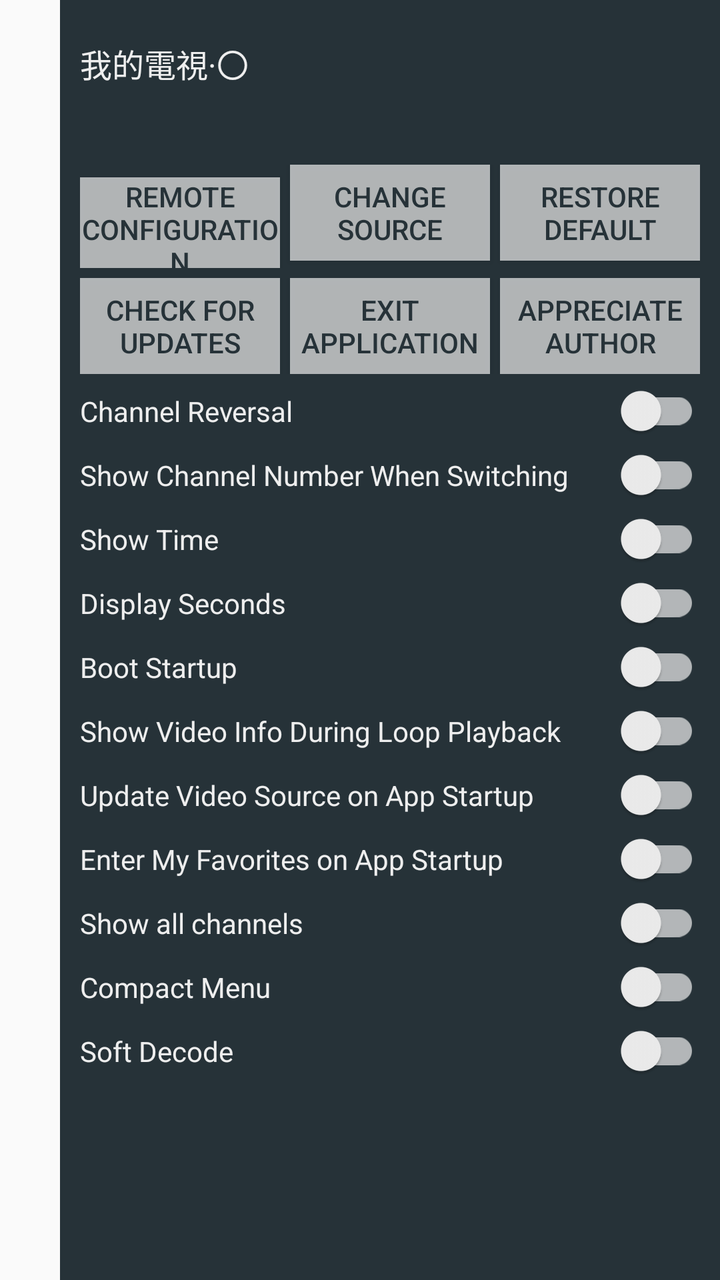
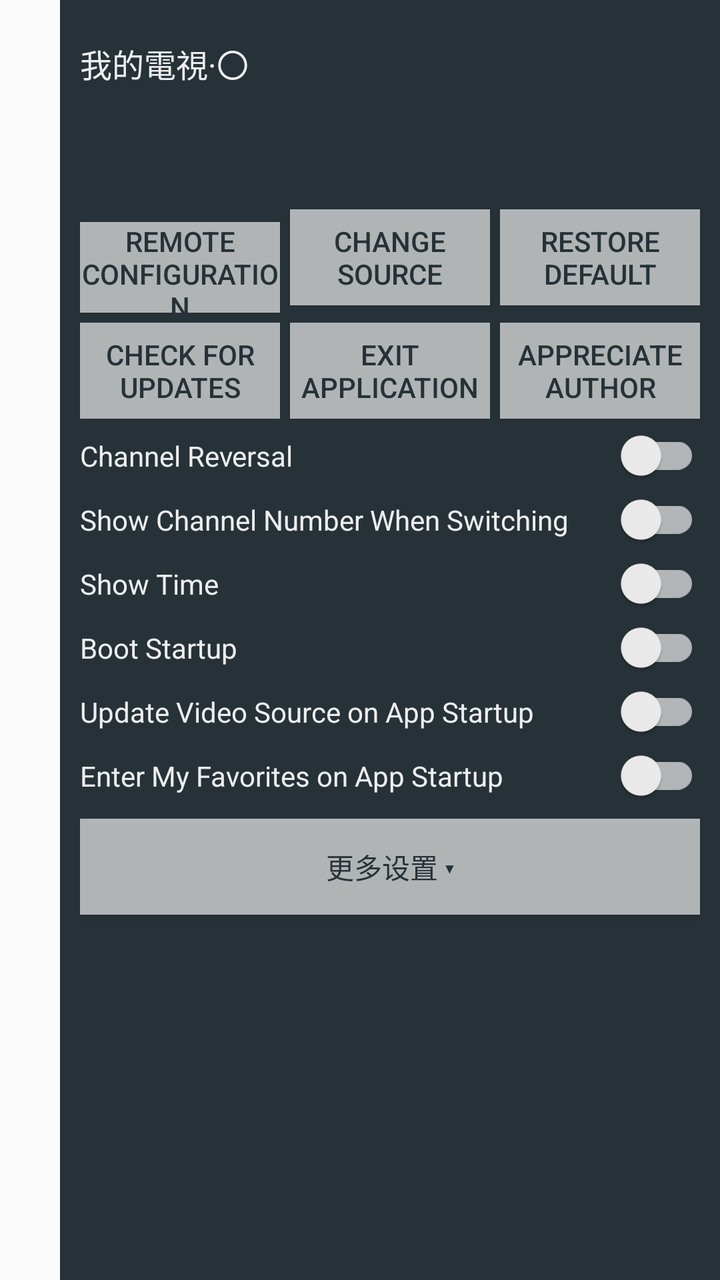

An Android layout rendered at two revisions. The XML below is the earlier revision; the diff shows what the commit changed to produce the second picture.
<!-- AndroidManifest.xml: application theme Theme.MyTV0 -->
<!-- res/layout/setting.xml -->
<?xml version="1.0" encoding="utf-8"?>
<LinearLayout xmlns:android="http://schemas.android.com/apk/res/android"
    xmlns:app="http://schemas.android.com/apk/res-auto"
    android:id="@+id/setting"
    android:layout_width="match_parent"
    android:layout_height="match_parent"
    android:clickable="true"
    android:focusable="false"
    android:gravity="end"
    >
    <ScrollView
        android:id="@+id/container"
        android:layout_width="wrap_content"
        android:layout_height="match_parent"
        android:fillViewport="true"
        >
    <LinearLayout
        android:id="@+id/content"
        android:layout_width="330dp"
        android:layout_height="wrap_content"
        android:orientation="vertical"
        android:paddingTop="20dp"
        android:paddingLeft="10dp"
        android:paddingRight="10dp"
        android:background="@color/blur"
        >
        <LinearLayout
            android:layout_width="match_parent"
            android:layout_height="wrap_content"
            android:orientation="horizontal"
            >
            <androidx.appcompat.widget.AppCompatTextView
                android:id="@+id/name"
                android:layout_width="wrap_content"
                android:layout_height="wrap_content"
                android:textColor="@color/title_blur"
                android:text="@string/app_name"
                android:textSize="16sp"
                android:layout_gravity="bottom" />
            <androidx.appcompat.widget.AppCompatTextView
                android:id="@+id/version_name"
                android:layout_width="wrap_content"
                android:layout_height="wrap_content"
                android:textColor="@color/description_blur"
                android:text=""
                android:textSize="14sp"
                android:layout_gravity="bottom"
                android:layout_marginStart="8dp" />
        </LinearLayout>

        <androidx.appcompat.widget.AppCompatTextView
            android:id="@+id/version"
            android:layout_width="wrap_content"
            android:layout_height="wrap_content"
            android:layout_marginTop="10dp"
            android:layout_marginBottom="10dp"
            android:textColor="@color/title_blur"
            android:text=""
            android:textSize="14sp"
            />

        <LinearLayout
            android:layout_width="match_parent"
            android:layout_height="wrap_content"
            android:orientation="horizontal"
            >
            <androidx.appcompat.widget.AppCompatButton
                android:id="@+id/remote_settings"
                android:layout_width="100dp"
                android:layout_height="wrap_content"
                android:background="@color/description_blur"
                android:textColor="@color/blur"
                android:layout_marginEnd="5dp"
                android:textSize="14sp"
                android:text="@string/server" />
            <androidx.appcompat.widget.AppCompatButton
                android:id="@+id/confirm_config"
                android:layout_width="100dp"
                android:layout_height="wrap_content"
                android:background="@color/description_blur"
                android:textColor="@color/blur"
                android:layout_marginEnd="5dp"
                android:textSize="14sp"
                android:text="@string/channels" />
            <androidx.appcompat.widget.AppCompatButton
                android:id="@+id/clear"
                android:layout_width="100dp"
                android:layout_height="wrap_content"
                android:background="@color/description_blur"
                android:textColor="@color/blur"
                android:layout_marginEnd="5dp"
                android:text="@string/clear"
                android:textSize="14sp"
                />
        </LinearLayout>

        <LinearLayout
            android:layout_width="match_parent"
            android:layout_height="wrap_content"
            android:layout_marginTop="5dp"
            android:orientation="horizontal"
            >
            <androidx.appcompat.widget.AppCompatButton
                android:id="@+id/check_version"
                android:layout_width="100dp"
                android:layout_height="wrap_content"
                android:background="@color/description_blur"
                android:textColor="@color/blur"
                android:layout_marginEnd="5dp"
                android:textSize="14sp"
                android:text="@string/check_version"
                />
            <androidx.appcompat.widget.AppCompatButton
                android:id="@+id/exit"
                android:layout_width="100dp"
                android:layout_height="wrap_content"
                android:background="@color/description_blur"
                android:textColor="@color/blur"
                android:layout_marginEnd="5dp"
                android:text="@string/exit"
                android:textSize="14sp"
                />
            <androidx.appcompat.widget.AppCompatButton
                android:id="@+id/appreciate"
                android:layout_width="100dp"
                android:layout_height="wrap_content"
                android:background="@color/description_blur"
                android:textColor="@color/blur"
                android:layout_marginEnd="5dp"
                android:text="@string/appreciate"
                android:textSize="14sp"
                />
        </LinearLayout>

        <androidx.appcompat.widget.SwitchCompat
            android:id="@+id/switch_channel_reversal"
            android:text="@string/title_channel_reversal"
            android:textColor="@color/title_blur"
            android:textSize="14sp"
            android:layout_marginTop="5dp"
            android:layout_width="match_parent"
            android:layout_height="wrap_content"
            app:thumbTint="@color/switch_thumb_color"
            app:trackTint="@color/switch_track_color"
            />
        <androidx.appcompat.widget.SwitchCompat
            android:id="@+id/switch_channel_num"
            android:text="@string/title_channel_num"
            android:textColor="@color/title_blur"
            android:textSize="14sp"
            android:layout_marginTop="5dp"
            android:layout_width="match_parent"
            android:layout_height="wrap_content"
            app:thumbTint="@color/switch_thumb_color"
            app:trackTint="@color/switch_track_color"
            />
        <androidx.appcompat.widget.SwitchCompat
            android:id="@+id/switch_time"
            android:text="@string/title_time"
            android:textColor="@color/title_blur"
            android:textSize="14sp"
            android:layout_marginTop="5dp"
            android:layout_width="match_parent"
            android:layout_height="wrap_content"
            app:thumbTint="@color/switch_thumb_color"
            app:trackTint="@color/switch_track_color"
            />
        <androidx.appcompat.widget.SwitchCompat
            android:id="@+id/switch_display_seconds"
            android:text="@string/display_seconds"
            android:textColor="@color/title_blur"
            android:textSize="14sp"
            android:layout_marginTop="5dp"
            android:layout_width="match_parent"
            android:layout_height="wrap_content"
            app:thumbTint="@color/switch_thumb_color"
            app:trackTint="@color/switch_track_color"
            />
        <androidx.appcompat.widget.SwitchCompat
            android:id="@+id/switch_boot_startup"
            android:text="@string/title_boot_startup"
            android:textColor="@color/title_blur"
            android:layout_marginTop="5dp"
            android:textSize="14sp"
            android:layout_width="match_parent"
            android:layout_height="wrap_content"
            app:thumbTint="@color/switch_thumb_color"
            app:trackTint="@color/switch_track_color"
            />
        <androidx.appcompat.widget.SwitchCompat
            android:id="@+id/switch_repeat_info"
            android:text="@string/title_repeat_info"
            android:textColor="@color/title_blur"
            android:textSize="14sp"
            android:layout_marginTop="5dp"
            android:layout_width="match_parent"
            android:layout_height="wrap_content"
            app:thumbTint="@color/switch_thumb_color"
            app:trackTint="@color/switch_track_color"
            />
        <androidx.appcompat.widget.SwitchCompat
            android:id="@+id/switch_config_auto_load"
            android:text="@string/title_config_auto_load"
            android:textColor="@color/title_blur"
            android:textSize="14sp"
            android:layout_marginTop="5dp"
            android:layout_width="match_parent"
            android:layout_height="wrap_content"
            app:thumbTint="@color/switch_thumb_color"
            app:trackTint="@color/switch_track_color"
            />
        <androidx.appcompat.widget.SwitchCompat
            android:id="@+id/switch_default_like"
            android:text="@string/title_default_like"
            android:textColor="@color/title_blur"
            android:textSize="14sp"
            android:layout_marginTop="5dp"
            android:layout_width="match_parent"
            android:layout_height="wrap_content"
            app:thumbTint="@color/switch_thumb_color"
            app:trackTint="@color/switch_track_color"
            />
        <androidx.appcompat.widget.SwitchCompat
            android:id="@+id/switch_show_all_channels"
            android:text="@string/show_all_channels"
            android:textColor="@color/title_blur"
            android:textSize="14sp"
            android:layout_marginTop="5dp"
            android:layout_width="match_parent"
            android:layout_height="wrap_content"
            app:thumbTint="@color/switch_thumb_color"
            app:trackTint="@color/switch_track_color"
            />
        <androidx.appcompat.widget.SwitchCompat
            android:id="@+id/switch_compact_menu"
            android:text="@string/compact_menu"
            android:textColor="@color/title_blur"
            android:textSize="14sp"
            android:layout_marginTop="5dp"
            android:layout_width="match_parent"
            android:layout_height="wrap_content"
            app:thumbTint="@color/switch_thumb_color"
            app:trackTint="@color/switch_track_color"
            />
        <androidx.appcompat.widget.SwitchCompat
            android:id="@+id/switch_soft_decode"
            android:text="@string/soft_decode"
            android:textColor="@color/title_blur"
            android:textSize="14sp"
            android:layout_marginTop="5dp"
            android:layout_width="match_parent"
            android:layout_height="wrap_content"
            app:thumbTint="@color/switch_thumb_color"
            app:trackTint="@color/switch_track_color"
            />
    </LinearLayout>
    </ScrollView>
</LinearLayout>
<!-- resources referenced by this layout -->
<resources>
  <color name="blur">#FF263238</color>
  <color name="description_blur">#B3EEEEEE</color>
  <color name="title_blur">#FFEEEEEE</color>
  <string name="app_name">我的電視·〇</string>
  <string name="appreciate">Appreciate Author</string>
  <string name="channels">Change Source</string>
  <string name="check_version">Check for Updates</string>
  <string name="clear">Restore Default</string>
  <string name="compact_menu">Compact Menu</string>
  <string name="display_seconds">Display Seconds</string>
  <string name="exit">Exit Application</string>
  <string name="server">Remote Configuration</string>
  <string name="show_all_channels">Show all channels</string>
  <string name="soft_decode">Soft Decode</string>
  <string name="title_boot_startup">Boot Startup</string>
  <string name="title_channel_num">Show Channel Number When Switching</string>
  <string name="title_channel_reversal">Channel Reversal</string>
  <string name="title_config_auto_load">Update Video Source on App Startup</string>
  <string name="title_default_like">Enter My Favorites on App Startup</string>
  <string name="title_repeat_info">Show Video Info During Loop Playback</string>
  <string name="title_time">Show Time</string>
  <style name="Theme.MyTV0" parent="@style/Theme.AppCompat.DayNight">
          <item name="windowNoTitle">true</item>
          <item name="android:windowDisablePreview">true</item>
      </style>
</resources>

<!-- the commit's change to res/layout/setting.xml (unified diff, before → after) -->
@@ -59,6 +59,16 @@
             android:textSize="14sp"
             />
 
+        <androidx.appcompat.widget.AppCompatTextView
+            android:id="@+id/update_status"
+            android:layout_width="match_parent"
+            android:layout_height="wrap_content"
+            android:layout_marginBottom="6dp"
+            android:textColor="@color/description_blur"
+            android:text=""
+            android:textSize="12sp"
+            />
+
         <LinearLayout
             android:layout_width="match_parent"
             android:layout_height="wrap_content"
@@ -166,17 +176,6 @@
             app:trackTint="@color/switch_track_color"
             />
         <androidx.appcompat.widget.SwitchCompat
-            android:id="@+id/switch_display_seconds"
-            android:text="@string/display_seconds"
-            android:textColor="@color/title_blur"
-            android:textSize="14sp"
-            android:layout_marginTop="5dp"
-            android:layout_width="match_parent"
-            android:layout_height="wrap_content"
-            app:thumbTint="@color/switch_thumb_color"
-            app:trackTint="@color/switch_track_color"
-            />
-        <androidx.appcompat.widget.SwitchCompat
             android:id="@+id/switch_boot_startup"
             android:text="@string/title_boot_startup"
             android:textColor="@color/title_blur"
@@ -188,17 +187,6 @@
             app:trackTint="@color/switch_track_color"
             />
         <androidx.appcompat.widget.SwitchCompat
-            android:id="@+id/switch_repeat_info"
-            android:text="@string/title_repeat_info"
-            android:textColor="@color/title_blur"
-            android:textSize="14sp"
-            android:layout_marginTop="5dp"
-            android:layout_width="match_parent"
-            android:layout_height="wrap_content"
-            app:thumbTint="@color/switch_thumb_color"
-            app:trackTint="@color/switch_track_color"
-            />
-        <androidx.appcompat.widget.SwitchCompat
             android:id="@+id/switch_config_auto_load"
             android:text="@string/title_config_auto_load"
             android:textColor="@color/title_blur"
@@ -220,39 +208,81 @@
             app:thumbTint="@color/switch_thumb_color"
             app:trackTint="@color/switch_track_color"
             />
-        <androidx.appcompat.widget.SwitchCompat
-            android:id="@+id/switch_show_all_channels"
-            android:text="@string/show_all_channels"
-            android:textColor="@color/title_blur"
-            android:textSize="14sp"
-            android:layout_marginTop="5dp"
-            android:layout_width="match_parent"
-            android:layout_height="wrap_content"
-            app:thumbTint="@color/switch_thumb_color"
-            app:trackTint="@color/switch_track_color"
-            />
-        <androidx.appcompat.widget.SwitchCompat
-            android:id="@+id/switch_compact_menu"
-            android:text="@string/compact_menu"
-            android:textColor="@color/title_blur"
-            android:textSize="14sp"
-            android:layout_marginTop="5dp"
-            android:layout_width="match_parent"
-            android:layout_height="wrap_content"
-            app:thumbTint="@color/switch_thumb_color"
-            app:trackTint="@color/switch_track_color"
-            />
-        <androidx.appcompat.widget.SwitchCompat
-            android:id="@+id/switch_soft_decode"
-            android:text="@string/soft_decode"
-            android:textColor="@color/title_blur"
-            android:textSize="14sp"
-            android:layout_marginTop="5dp"
-            android:layout_width="match_parent"
-            android:layout_height="wrap_content"
-            app:thumbTint="@color/switch_thumb_color"
-            app:trackTint="@color/switch_track_color"
-            />
+
+        
+        <androidx.appcompat.widget.AppCompatButton
+            android:id="@+id/more_settings"
+            android:layout_width="match_parent"
+            android:layout_height="wrap_content"
+            android:layout_marginTop="8dp"
+            android:background="@color/description_blur"
+            android:textColor="@color/blur"
+            android:textSize="14sp"
+            android:text="更多设置 ▾" />
+
+        <LinearLayout
+            android:id="@+id/more_group"
+            android:layout_width="match_parent"
+            android:layout_height="wrap_content"
+            android:orientation="vertical"
+            android:visibility="gone"
+            >
+            <androidx.appcompat.widget.SwitchCompat
+                android:id="@+id/switch_show_all_channels"
+                android:text="@string/show_all_channels"
+                android:textColor="@color/title_blur"
+                android:textSize="14sp"
+                android:layout_marginTop="5dp"
+                android:layout_width="match_parent"
+                android:layout_height="wrap_content"
+                app:thumbTint="@color/switch_thumb_color"
+                app:trackTint="@color/switch_track_color"
+                />
+            <androidx.appcompat.widget.SwitchCompat
+                android:id="@+id/switch_compact_menu"
+                android:text="@string/compact_menu"
+                android:textColor="@color/title_blur"
+                android:textSize="14sp"
+                android:layout_marginTop="5dp"
+                android:layout_width="match_parent"
+                android:layout_height="wrap_content"
+                app:thumbTint="@color/switch_thumb_color"
+                app:trackTint="@color/switch_track_color"
+                />
+            <androidx.appcompat.widget.SwitchCompat
+                android:id="@+id/switch_display_seconds"
+                android:text="@string/display_seconds"
+                android:textColor="@color/title_blur"
+                android:textSize="14sp"
+                android:layout_marginTop="5dp"
+                android:layout_width="match_parent"
+                android:layout_height="wrap_content"
+                app:thumbTint="@color/switch_thumb_color"
+                app:trackTint="@color/switch_track_color"
+                />
+            <androidx.appcompat.widget.SwitchCompat
+                android:id="@+id/switch_repeat_info"
+                android:text="@string/title_repeat_info"
+                android:textColor="@color/title_blur"
+                android:textSize="14sp"
+                android:layout_marginTop="5dp"
+                android:layout_width="match_parent"
+                android:layout_height="wrap_content"
+                app:thumbTint="@color/switch_thumb_color"
+                app:trackTint="@color/switch_track_color"
+                />
+            <androidx.appcompat.widget.SwitchCompat
+                android:id="@+id/switch_soft_decode"
+                android:text="@string/soft_decode"
+                android:textColor="@color/title_blur"
+                android:textSize="14sp"
+                android:layout_marginTop="5dp"
+                android:layout_width="match_parent"
+                android:layout_height="wrap_content"
+                app:thumbTint="@color/switch_thumb_color"
+                app:trackTint="@color/switch_track_color"
+                />
+        </LinearLayout>
     </LinearLayout>
     </ScrollView>
 </LinearLayout>
